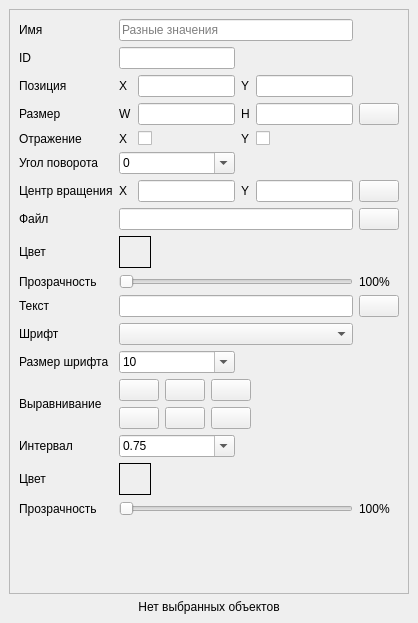
Above: ui/property_window.ui from ermachkov/GUI-Creator before the change. Below: the same form after it.
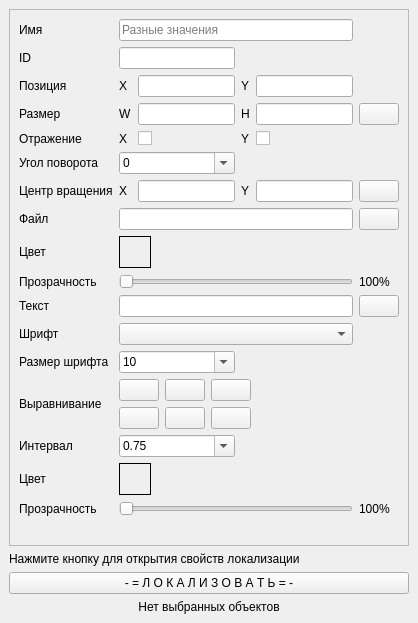
That is the form after the change. Icons and pictures are not drawn.

Patch:
```diff
--- a/ui/property_window.ui
+++ b/ui/property_window.ui
@@ -31,8 +31,8 @@
         <rect>
          <x>0</x>
          <y>0</y>
-         <width>398</width>
-         <height>562</height>
+         <width>381</width>
+         <height>535</height>
         </rect>
        </property>
        <layout class="QVBoxLayout" name="mScrollAreaWidgetLayout">
@@ -727,6 +727,20 @@
       </widget>
      </widget>
     </item>
+    <item>
+     <widget class="QLabel" name="mLocalizationLabel">
+      <property name="text">
+       <string>Нажмите кнопку для открытия свойств локализации</string>
+      </property>
+     </widget>
+    </item>
+    <item>
+     <widget class="QPushButton" name="mLocalizationPushButton">
+      <property name="text">
+       <string>- = Л О К А Л И З О В А Т Ь = -</string>
+      </property>
+     </widget>
+    </item>
     <item>
      <widget class="QLabel" name="mNoSelectionObjectsLabel">
       <property name="text">
```
